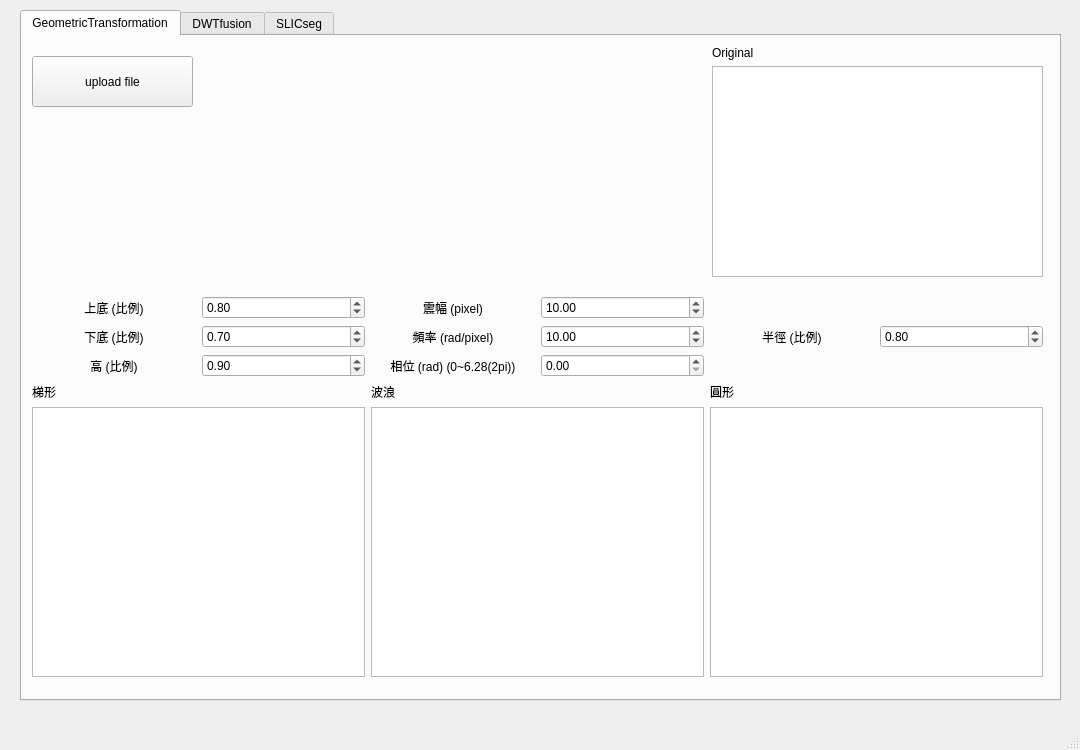
Old version of the form 06.hw/code/mainwindow.ui in the repository ax130885/Digital_image_process_113_1_BIME.
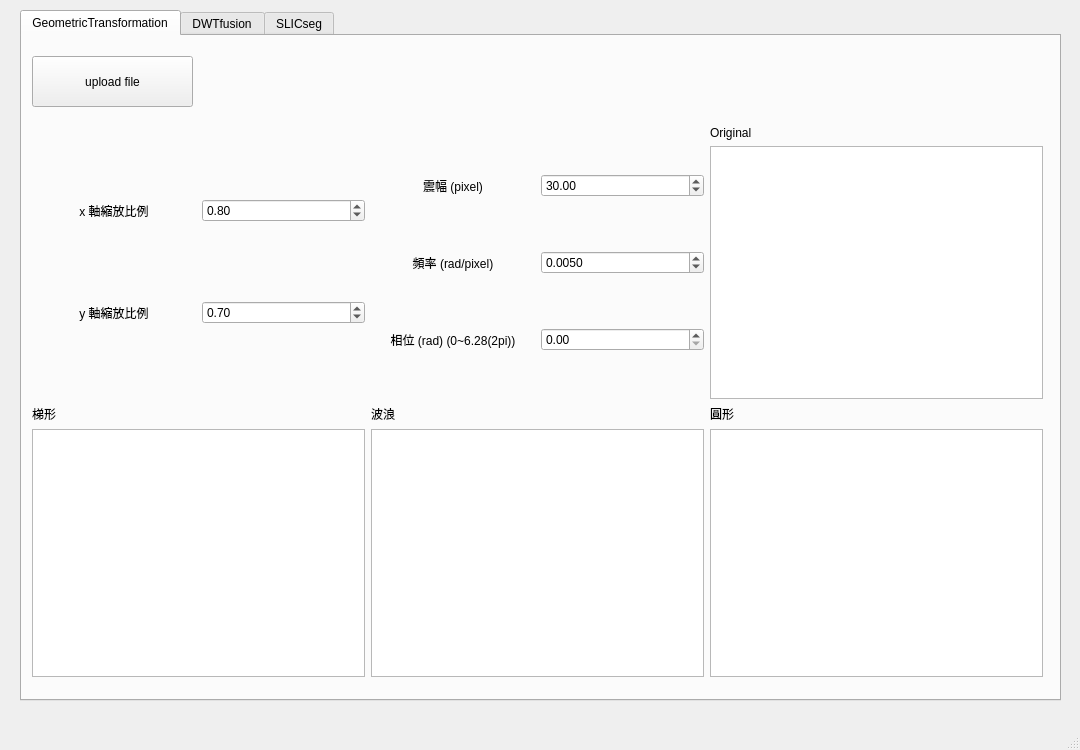
New version of the form. The open tabs and pages were chosen to show the change.

```diff
--- a/06.hw/code/mainwindow.ui
+++ b/06.hw/code/mainwindow.ui
@@ -50,9 +50,9 @@
       <property name="geometry">
        <rect>
         <x>10</x>
-        <y>260</y>
+        <y>90</y>
         <width>1011</width>
-        <height>381</height>
+        <height>551</height>
        </rect>
       </property>
       <layout class="QGridLayout" name="gridLayout">
@@ -100,31 +100,19 @@
        </item>
        <item row="0" column="2">
         <layout class="QGridLayout" name="gridLayout_7">
-         <item row="0" column="1">
-          <widget class="QDoubleSpinBox" name="radiusSpinBox">
-           <property name="minimum">
-            <double>0.100000000000000</double>
-           </property>
-           <property name="maximum">
-            <double>1.000000000000000</double>
-           </property>
-           <property name="singleStep">
-            <double>0.100000000000000</double>
-           </property>
-           <property name="value">
-            <double>0.800000000000000</double>
-           </property>
-          </widget>
-         </item>
          <item row="0" column="0">
-          <widget class="QLabel" name="label_24">
-           <property name="text">
-            <string>半徑 (比例)</string>
-           </property>
-           <property name="alignment">
-            <set>Qt::AlignmentFlag::AlignCenter</set>
-           </property>
-          </widget>
+          <layout class="QVBoxLayout" name="verticalLayout">
+           <item>
+            <widget class="QLabel" name="label">
+             <property name="text">
+              <string>Original</string>
+             </property>
+            </widget>
+           </item>
+           <item>
+            <widget class="QGraphicsView" name="originalImage"/>
+           </item>
+          </layout>
          </item>
         </layout>
        </item>
@@ -163,14 +151,26 @@
          <item row="0" column="1">
           <widget class="QDoubleSpinBox" name="amplitudeSpinBox">
            <property name="value">
-            <double>10.000000000000000</double>
+            <double>30.000000000000000</double>
            </property>
           </widget>
          </item>
          <item row="1" column="1">
           <widget class="QDoubleSpinBox" name="frequencySpinBox">
+           <property name="decimals">
+            <number>4</number>
+           </property>
+           <property name="minimum">
+            <double>0.000000000000000</double>
+           </property>
+           <property name="maximum">
+            <double>99.989999999999995</double>
+           </property>
+           <property name="singleStep">
+            <double>0.001000000000000</double>
+           </property>
            <property name="value">
-            <double>10.000000000000000</double>
+            <double>0.005000000000000</double>
            </property>
           </widget>
          </item>
@@ -191,30 +191,10 @@
        </item>
        <item row="0" column="0">
         <layout class="QGridLayout" name="gridLayout_5">
-         <item row="0" column="0">
-          <widget class="QLabel" name="label_17">
-           <property name="text">
-            <string>上底 (比例)</string>
-           </property>
-           <property name="alignment">
-            <set>Qt::AlignmentFlag::AlignCenter</set>
-           </property>
-          </widget>
-         </item>
          <item row="1" column="0">
           <widget class="QLabel" name="label_19">
            <property name="text">
-            <string>下底 (比例)</string>
-           </property>
-           <property name="alignment">
-            <set>Qt::AlignmentFlag::AlignCenter</set>
-           </property>
-          </widget>
-         </item>
-         <item row="2" column="0">
-          <widget class="QLabel" name="label_20">
-           <property name="text">
-            <string>高 (比例)</string>
+            <string>y 軸縮放比例</string>
            </property>
            <property name="alignment">
             <set>Qt::AlignmentFlag::AlignCenter</set>
@@ -253,19 +233,13 @@
            </property>
           </widget>
          </item>
-         <item row="2" column="1">
-          <widget class="QDoubleSpinBox" name="heightSpinBox">
-           <property name="minimum">
-            <double>0.100000000000000</double>
+         <item row="0" column="0">
+          <widget class="QLabel" name="label_17">
+           <property name="text">
+            <string>x 軸縮放比例</string>
            </property>
-           <property name="maximum">
-            <double>1.000000000000000</double>
-           </property>
-           <property name="singleStep">
-            <double>0.100000000000000</double>
-           </property>
-           <property name="value">
-            <double>0.900000000000000</double>
+           <property name="alignment">
+            <set>Qt::AlignmentFlag::AlignCenter</set>
            </property>
           </widget>
          </item>
@@ -273,28 +247,6 @@
        </item>
       </layout>
      </widget>
-     <widget class="QWidget" name="">
-      <property name="geometry">
-       <rect>
-        <x>690</x>
-        <y>10</y>
-        <width>331</width>
-        <height>231</height>
-       </rect>
-      </property>
-      <layout class="QVBoxLayout" name="verticalLayout">
-       <item>
-        <widget class="QLabel" name="label">
-         <property name="text">
-          <string>Original</string>
-         </property>
-        </widget>
-       </item>
-       <item>
-        <widget class="QGraphicsView" name="originalImage"/>
-       </item>
-      </layout>
-     </widget>
     </widget>
     <widget class="QWidget" name="DWTfusion">
      <attribute name="title">
```
Left out of the diff: 213 changed lines with no effect on the pictures.
